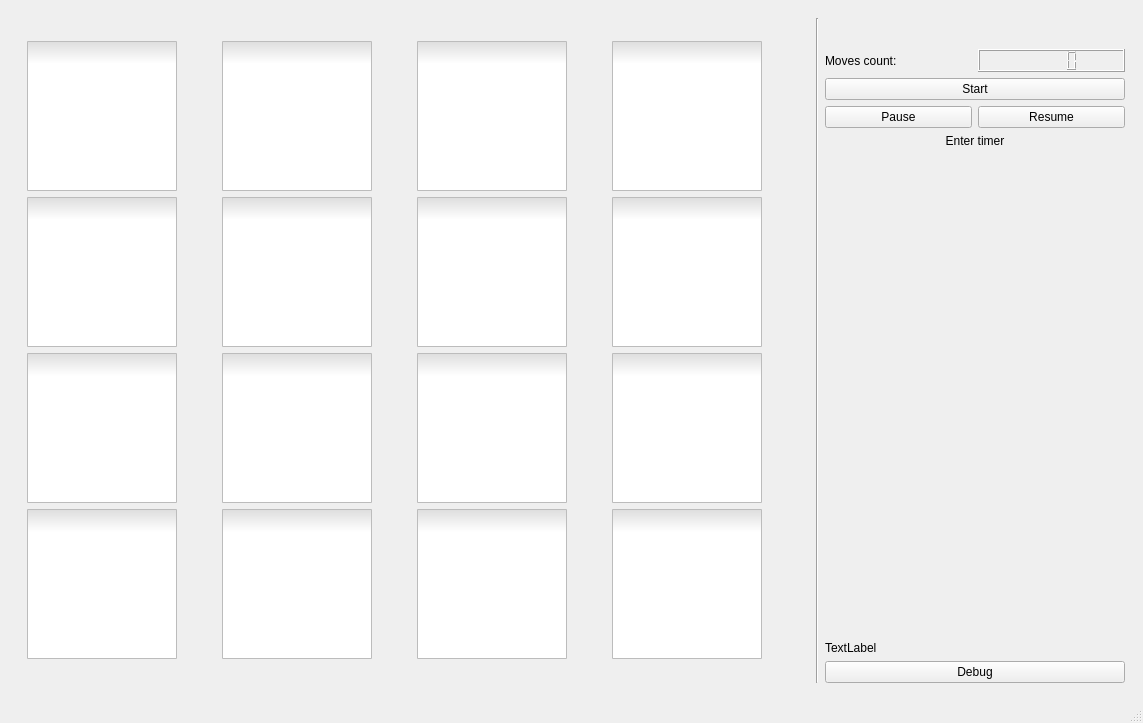
Before: the Qt Designer form mainwindow.ui in ducbinh1996/Matching-game-Qt, drawn with Qt 5.
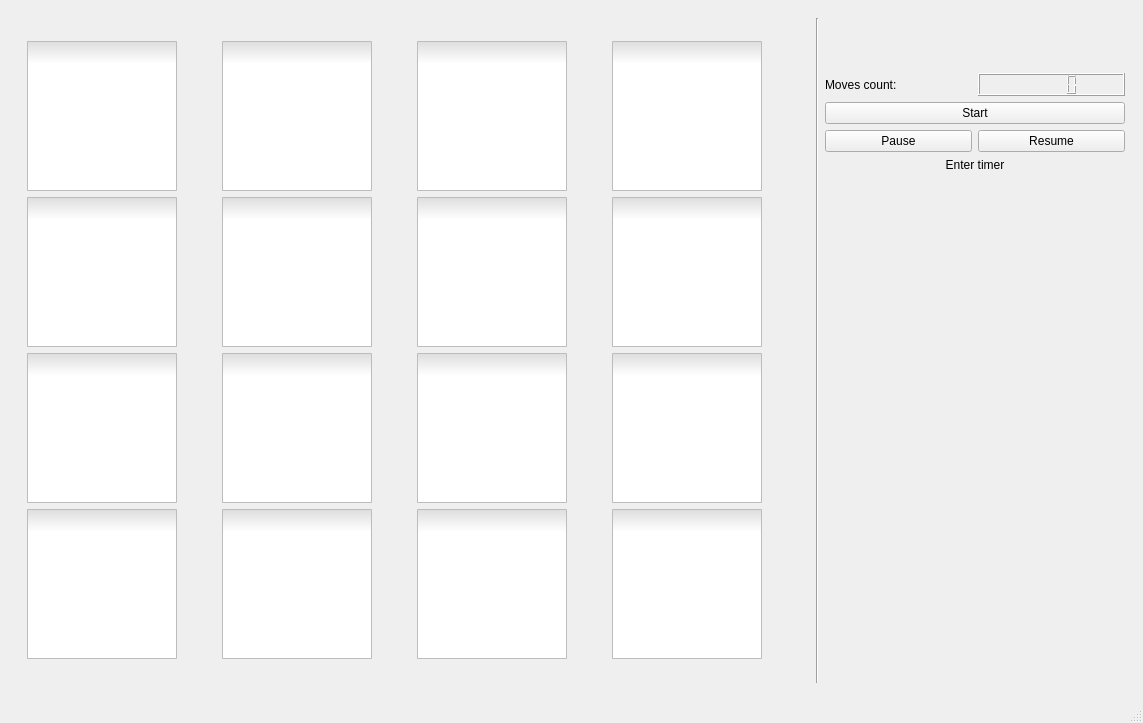
After: the same form once the commit is applied. The open tabs and pages were chosen to show the change. Icons and pictures are not drawn.

What changed in the file:
```diff
--- a/mainwindow.ui
+++ b/mainwindow.ui
@@ -702,20 +702,6 @@
                 </property>
                </widget>
               </item>
-              <item>
-               <widget class="QLabel" name="outputLabel">
-                <property name="text">
-                 <string>TextLabel</string>
-                </property>
-               </widget>
-              </item>
-              <item>
-               <widget class="QPushButton" name="pushButton">
-                <property name="text">
-                 <string>Debug</string>
-                </property>
-               </widget>
-              </item>
              </layout>
             </item>
            </layout>
```
Left out of the diff: 12 changed lines with no effect on the pictures.
